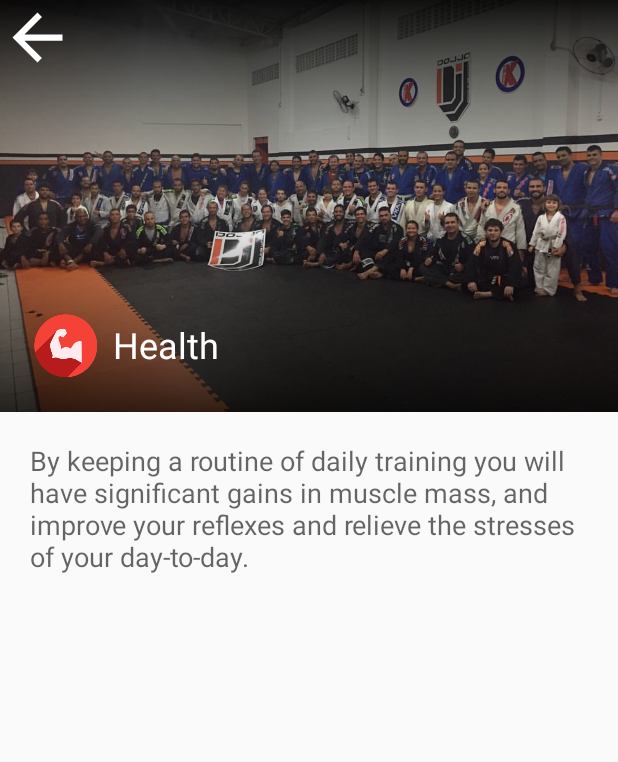
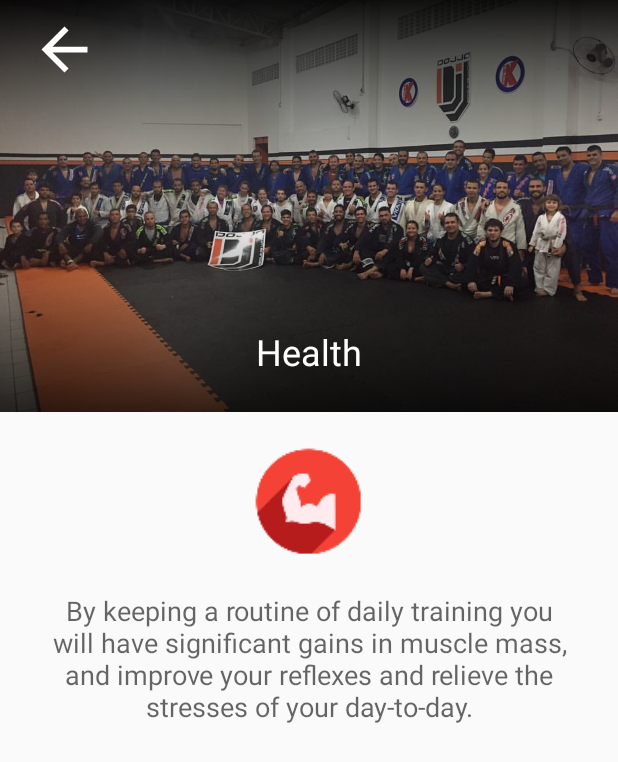
Before and after one commit to andcnsa/android5, an Android app: the screen it shows after launch (CategoryActivity), after a tap on "HEALTH", on a phone screen of 412 x 824 dp. Shown: the top 762 px of the screen. Run offline under Robolectric (Android 15) with nearby library versions, the phone set to English and light mode, and no system bars.

Commit message:
Mudança no layout.

```diff
--- a/app/src/main/res/layout/activity_category.xml
+++ b/app/src/main/res/layout/activity_category.xml
@@ -26,22 +26,14 @@
                 android:id="@+id/category_title_text_view"
                 android:layout_alignParentBottom="true"
                 android:layout_width="match_parent"
-                android:layout_marginLeft="75dp"
-                android:layout_marginBottom="20dp"
-                android:layout_height="50dp"
+                android:layout_marginLeft="35dp"
+                android:layout_marginRight="35dp"
+                android:layout_height="80dp"
                 android:gravity="center_vertical"
+                android:textAlignment="center"
                 android:text="Título da categoria"
                 style="@style/TextAppearance.AppCompat.Headline"
                 android:textColor="#FFFFFF"/>
-            <ImageView
-                android:id="@+id/category_icon_image_view"
-                android:layout_alignParentLeft="true"
-                android:layout_alignParentBottom="true"
-                android:layout_marginLeft="20dp"
-                android:layout_marginBottom="20dp"
-                android:layout_width="wrap_content"
-                android:layout_height="wrap_content"
-                android:src="@drawable/ic_training_partner"/>
         </RelativeLayout>
         <ScrollView
             android:layout_width="match_parent"
@@ -51,19 +43,32 @@
                 android:layout_width="match_parent"
                 android:layout_height="match_parent"
                 android:orientation="vertical">
+                <ImageView
+                    android:id="@+id/category_icon_image_view"
+                    android:layout_marginTop="20dp"
+                    android:layout_gravity="center_horizontal"
+                    android:layout_width="80dp"
+                    android:layout_height="80dp"
+                    android:src="@drawable/ic_training_partner"/>
                 <TextView
                     android:id="@+id/category_text_text_view"
                     style="@style/TextAppearance.AppCompat.Medium"
-                    android:padding="20dp"
+                    android:layout_marginTop="20dp"
+                    android:layout_marginLeft="30dp"
+                    android:layout_marginRight="30dp"
+                    android:layout_marginBottom="30dp"
                     android:layout_width="match_parent"
                     android:layout_height="wrap_content"
+                    android:textAlignment="center"
                     android:text="Lorem ipsum dolor sit amet, consectetuer adipiscing elit. Aenean commodo ligula eget dolor. Aenean massa. Cum sociis natoque penatibus et magnis dis parturient montes, nascetur ridiculus mus. Donec quam felis, ultricies nec, pellentesque eu, pretium quis, sem. Nulla consequat massa quis enim. Donec pede justo, fringilla vel, aliquet nec, vulputate eget, arcu. In enim justo, rhoncus ut, imperdiet a, venenatis vitae, justo. Nullam dictum felis eu pede mollis pretium. Integer tincidunt. Cras dapibus. Vivamus elementum semper nisi. Aenean vulputate eleifend tellus. Aenean leo ligula, porttitor eu, consequat vitae, eleifend ac, enim. Aliquam lorem ante, dapibus in, viverra quis, feugiat a, tellus. Phasellus viverra nulla ut metus varius laoreet. Quisque rutrum. Aenean imperdiet. Etiam ultricies nisi vel augue. Curabitur ullamcorper ultricies nisi. Nam eget dui. Etiam rhoncus. Maecenas tempus, tellus eget condimentum rhoncus, sem quam semper libero, sit amet adipiscing sem neque sed ipsum. Nam quam nunc, blandit vel, luctus pulvinar, hendrerit id, lorem. Maecenas nec odio et ante tincidunt tempus. Donec vitae sapien ut libero venenatis faucibus. Nullam quis ante. Etiam sit amet orci eget eros faucibus tincidunt. Duis leo. Sed fringilla mauris sit amet nibh. Donec sodales sagittis magna. Sed consequat, leo eget bibendum sodales, augue velit cursus nunc,"/>
             </LinearLayout>
         </ScrollView>
     </LinearLayout>
     <ImageButton
-        android:layout_width="50dp"
-        android:layout_height="50dp"
+        android:layout_width="46dp"
+        android:layout_height="46dp"
+        android:layout_marginTop="10dp"
+        android:layout_marginLeft="20dp"
         android:background="@drawable/ic_arrow_back_24dp"
         android:layout_alignParentTop="true"
         android:layout_alignParentLeft="true"
```
